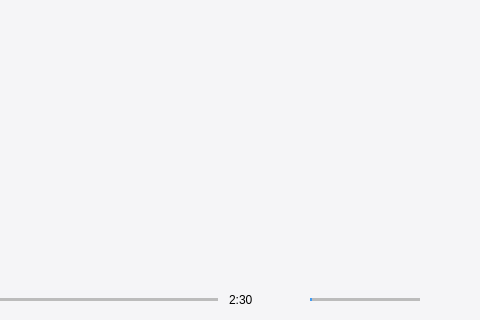
Above: orderplayerwindow.ui from iwxyi/NeveMusic before the change; both pictures show x 476 to 956 and y 322 to 642 of the 956 by 642 pixel window. Below: the same form after it.
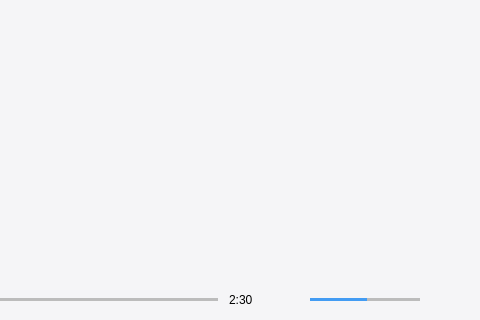
That is the form after the change. The open tabs and pages were chosen to show the change. Icons and pictures are not drawn.

Commit message: 添加列表菜单项

Diff of the .ui file:
```diff
--- a/orderplayerwindow.ui
+++ b/orderplayerwindow.ui
@@ -513,6 +513,9 @@
         <property name="singleStep">
          <number>10</number>
         </property>
+        <property name="value">
+         <number>50</number>
+        </property>
         <property name="orientation">
          <enum>Qt::Horizontal</enum>
         </property>
```
Left out of the diff: 46 changed lines with no effect on the pictures. The commit also changes 2 other files.
